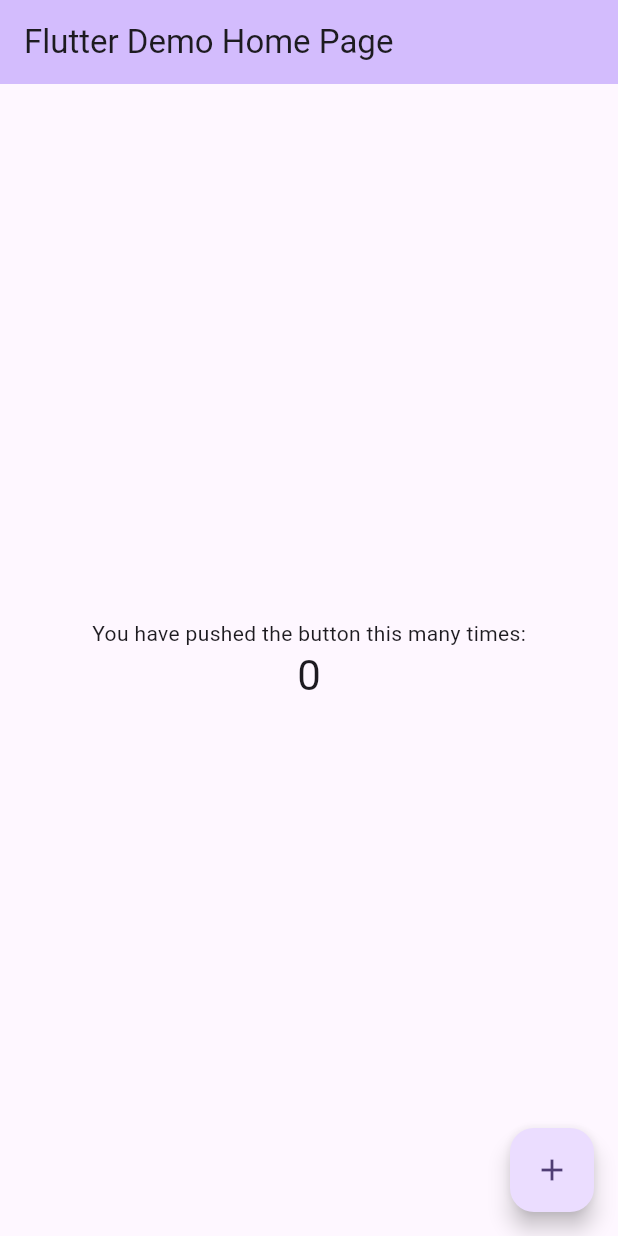
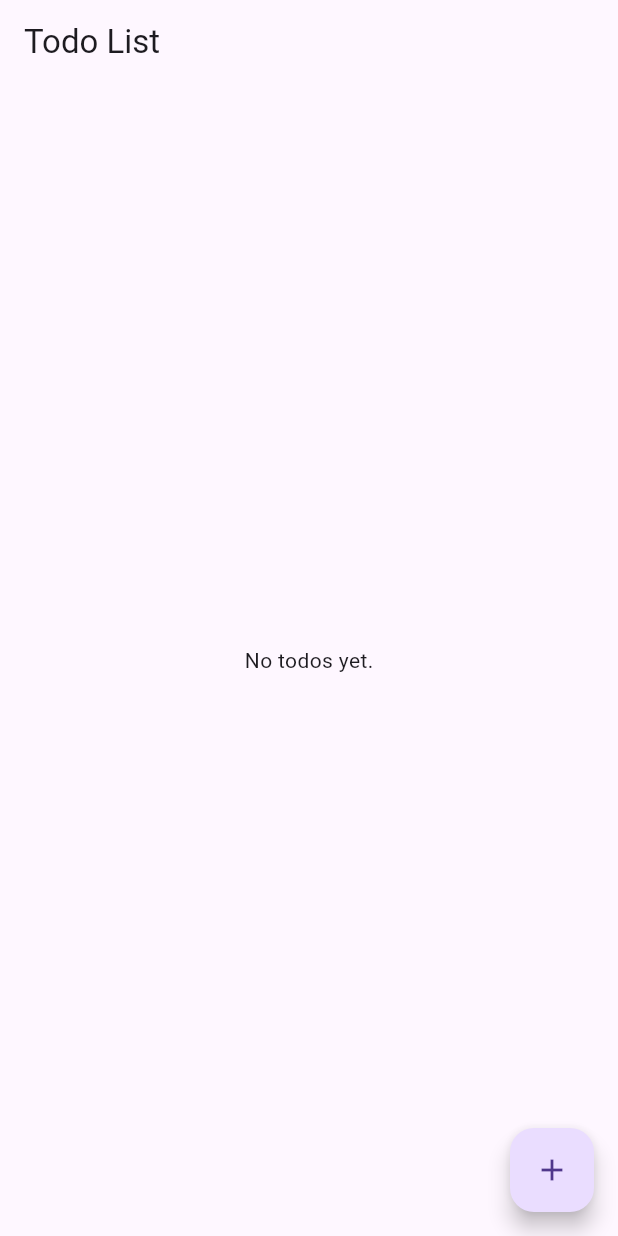
Before and after one commit to Ashu11122000/Flutter-Assignments, a Flutter app: the screen it shows after launch, on a phone screen of 412 x 824 dp. Run offline on Flutter 3.47's test engine with Material 3 defaults, Android fonts, the phone set to English and light mode, and no system bars.

Commit message:
Updated codes of To-Do list app

```diff
--- a/todo_list/lib/main.dart
+++ b/todo_list/lib/main.dart
@@ -1,122 +1,40 @@
 import 'package:flutter/material.dart';
 
-void main() {
-  runApp(const MyApp());
-}
-
-class MyApp extends StatelessWidget {
-  const MyApp({super.key});
-
-  // This widget is the root of your application.
-  @override
-  Widget build(BuildContext context) {
-    return MaterialApp(
-      title: 'Flutter Demo',
-      theme: ThemeData(
-        // This is the theme of your application.
-        //
-        // TRY THIS: Try running your application with "flutter run". You'll see
-        // the application has a purple toolbar. Then, without quitting the app,
-        // try changing the seedColor in the colorScheme below to Colors.green
-        // and then invoke "hot reload" (save your changes or press the "hot
-        // reload" button in a Flutter-supported IDE, or press "r" if you used
-        // the command line to start the app).
-        //
-        // Notice that the counter didn't reset back to zero; the application
-        // state is not lost during the reload. To reset the state, use hot
-        // restart instead.
-        //
-        // This works for code too, not just values: Most code changes can be
-        // tested with just a hot reload.
-        colorScheme: .fromSeed(seedColor: Colors.deepPurple),
-      ),
-      home: const MyHomePage(title: 'Flutter Demo Home Page'),
-    );
-  }
-}
-
-class MyHomePage extends StatefulWidget {
-  const MyHomePage({super.key, required this.title});
-
-  // This widget is the home page of your application. It is stateful, meaning
-  // that it has a State object (defined below) that contains fields that affect
-  // how it looks.
-
-  // This class is the configuration for the state. It holds the values (in this
-  // case the title) provided by the parent (in this case the App widget) and
-  // used by the build method of the State. Fields in a Widget subclass are
-  // always marked "final".
-
-  final String title;
-
-  @override
-  State<MyHomePage> createState() => _MyHomePageState();
-}
-
-class _MyHomePageState extends State<MyHomePage> {
-  int _counter = 0;
-
-  void _incrementCounter() {
-    setState(() {
-      // This call to setState tells the Flutter framework that something has
-      // changed in this State, which causes it to rerun the build method below
-      // so that the display can reflect the updated values. If we changed
-      // _counter without calling setState(), then the build method would not be
-      // called again, and so nothing would appear to happen.
-      _counter++;
-    });
-  }
+// Lightweight in-file placeholder for screens/todo_list_screen.dart
+// to fix: Target of URI doesn't exist: 'screens/todo_list_screen.dart'.
+class TodoListScreen extends StatelessWidget {
+  const TodoListScreen({super.key});
 
   @override
   Widget build(BuildContext context) {
-    // This method is rerun every time setState is called, for instance as done
-    // by the _incrementCounter method above.
-    //
-    // The Flutter framework has been optimized to make rerunning build methods
-    // fast, so that you can just rebuild anything that needs updating rather
-    // than having to individually change instances of widgets.
     return Scaffold(
       appBar: AppBar(
-        // TRY THIS: Try changing the color here to a specific color (to
-        // Colors.amber, perhaps?) and trigger a hot reload to see the AppBar
-        // change color while the other colors stay the same.
-        backgroundColor: Theme.of(context).colorScheme.inversePrimary,
-        // Here we take the value from the MyHomePage object that was created by
-        // the App.build method, and use it to set our appbar title.
-        title: Text(widget.title),
+        title: const Text('Todo List'),
       ),
-      body: Center(
-        // Center is a layout widget. It takes a single child and positions it
-        // in the middle of the parent.
-        child: Column(
-          // Column is also a layout widget. It takes a list of children and
-          // arranges them vertically. By default, it sizes itself to fit its
-          // children horizontally, and tries to be as tall as its parent.
-          //
-          // Column has various properties to control how it sizes itself and
-          // how it positions its children. Here we use mainAxisAlignment to
-          // center the children vertically; the main axis here is the vertical
-          // axis because Columns are vertical (the cross axis would be
-          // horizontal).
-          //
-          // TRY THIS: Invoke "debug painting" (choose the "Toggle Debug Paint"
-          // action in the IDE, or press "p" in the console), to see the
-          // wireframe for each widget.
-          mainAxisAlignment: .center,
-          children: [
-            const Text('You have pushed the button this many times:'),
-            Text(
-              '$_counter',
-              style: Theme.of(context).textTheme.headlineMedium,
-            ),
-          ],
-        ),
+      body: const Center(
+        child: Text('No todos yet.'),
       ),
       floatingActionButton: FloatingActionButton(
-        onPressed: _incrementCounter,
-        tooltip: 'Increment',
+        onPressed: () {},
         child: const Icon(Icons.add),
       ),
     );
   }
 }
+
+void main() {
+  runApp(const TodoApp());
+}
+
+class TodoApp extends StatelessWidget {
+  const TodoApp({super.key});
+
+  @override
+  Widget build(BuildContext context) {
+    return MaterialApp(
+      title: 'Crud Todo App',
+      theme: ThemeData(primarySwatch: Colors.blue, useMaterial3: true),
+      home: const TodoListScreen(),
+    );
+  }
+}
--- a/todo_list/lib/models/screens/todo_list_screen.dart
+++ b/todo_list/lib/models/screens/todo_list_screen.dart
@@ -0,0 +1,92 @@
+import 'package:flutter/material.dart';
+import '../todo.dart';
+import '../widgets/todo_item_widget.dart';
+import '../widgets/todo_form_dialog.dart';
+
+class TodoListScreen extends StatefulWidget {
+  const TodoListScreen({super.key});
+
+  @override
+  State<TodoListScreen> createState() => _TodoListScreenState();
+}
+
+class _TodoListScreenState extends State<TodoListScreen> {
+  // READ: The state list holding all our tasks
+  final List<Todo> _todos = [];
+
+  // CREATE
+  void _addTodo(Todo todo) {
+    setState(() {
+      _todos.add(todo);
+    });
+  }
+
+  // UPDATE
+  void _updateTodo(Todo updatedTodo) {
+    setState(() {
+      final index = _todos.indexWhere((todo) => todo.id == updatedTodo.id);
+      if (index != -1) {
+        _todos[index] = updatedTodo;
+      }
+    });
+  }
+
+  // DELETE
+  void _deleteTodo(String id) {
+    setState(() {
+      _todos.removeWhere((todo) => todo.id == id);
+    });
+  }
+
+  // UPDATE (Toggle Status)
+  void _toggleStatus(String id, bool? value) {
+    setState(() {
+      final todo = _todos.firstWhere((todo) => todo.id == id);
+      todo.isCompleted = value ?? false;
+    });
+  }
+
+  void _showFormDialog([Todo? existingTodo]) {
+    showDialog(
+      context: context,
+      builder: (context) => TodoFormDialog(
+        existingTodo: existingTodo,
+        onSubmit: (todo) {
+          if (existingTodo == null) {
+            _addTodo(todo);
+          } else {
+            _updateTodo(todo);
+          }
+        },
+      ),
+    );
+  }
+
+  @override
+  Widget build(BuildContext context) {
+    return Scaffold(
+      appBar: AppBar(
+        title: const Text('My Projects & Tasks'),
+        backgroundColor: Theme.of(context).colorScheme.inversePrimary,
+      ),
+      // READ: Displaying the data
+      body: _todos.isEmpty
+          ? const Center(child: Text('No tasks yet. Add one!'))
+          : ListView.builder(
+              itemCount: _todos.length,
+              itemBuilder: (context, index) {
+                return TodoItemWidget(
+                  todo: _todos[index],
+                  onToggle: (value) => _toggleStatus(_todos[index].id, value),
+                  onEdit: () => _showFormDialog(_todos[index]),
+                  onDelete: () => _deleteTodo(_todos[index].id),
+                );
+              },
+            ),
+      floatingActionButton: FloatingActionButton(
+        onPressed: () => _showFormDialog(), // Triggers Create
+        child: const Icon(Icons.add),
+      ),
+    );
+  }
+}
--- a/todo_list/lib/models/todo.dart
+++ b/todo_list/lib/models/todo.dart
@@ -0,0 +1,13 @@
+class Todo {
+  final String id;
+  String title;
+  String description;
+  bool isCompleted;
+
+  Todo({
+    required this.id,
+    required this.title,
+    required this.description,
+    this.isCompleted = false,
+  });
+}
```
Also changed, not shown: todo_list/lib/models/widgets/todo_form_dialog.dart (+93 -0 lines), todo_list/lib/models/widgets/todo_item_widget.dart (+53 -0 lines).
